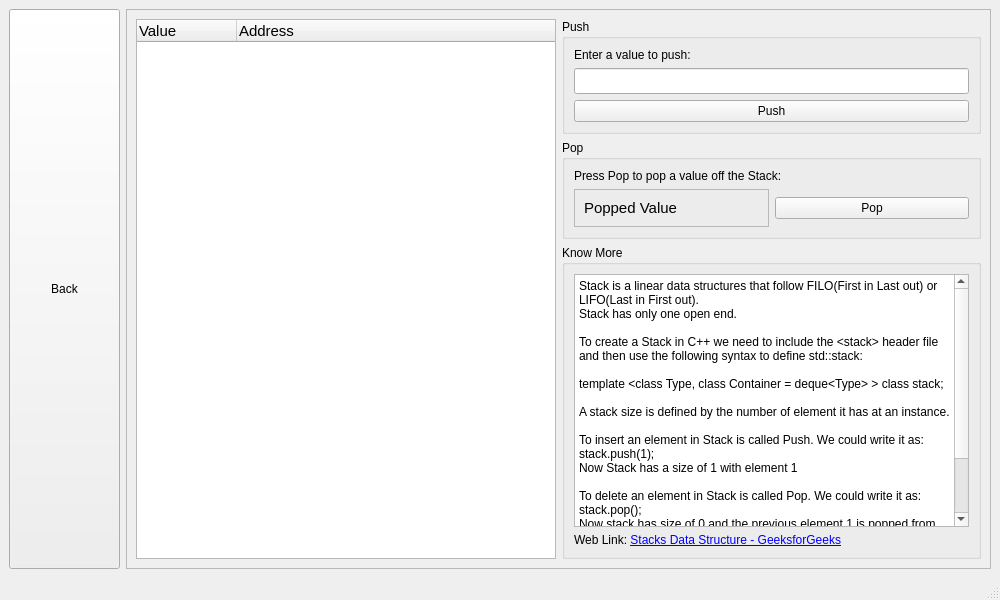
Before: the Qt Designer form stackwindow.ui in priyanshagrahari/DSGUI, drawn with Qt 5.
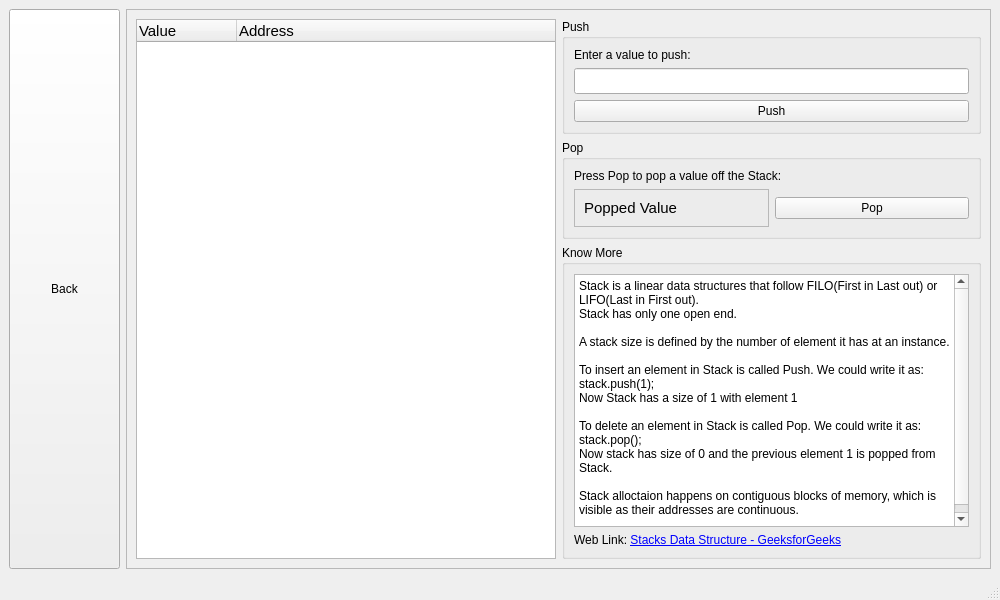
After: the same form once the commit is applied.

Commit message: Link for BT Know more fro ll and stack

```diff
--- a/stackwindow.ui
+++ b/stackwindow.ui
@@ -186,10 +186,6 @@
 &lt;p style=&quot; margin-top:0px; margin-bottom:0px; margin-left:0px; margin-right:0px; -qt-block-indent:0; text-indent:0px;&quot;&gt;Stack is a linear data structures that follow FILO(First in Last out) or LIFO(Last in First out).&lt;/p&gt;
 &lt;p style=&quot; margin-top:0px; margin-bottom:0px; margin-left:0px; margin-right:0px; -qt-block-indent:0; text-indent:0px;&quot;&gt;Stack has only one open end.&lt;/p&gt;
 &lt;p style=&quot;-qt-paragraph-type:empty; margin-top:0px; margin-bottom:0px; margin-left:0px; margin-right:0px; -qt-block-indent:0; text-indent:0px;&quot;&gt;&lt;br /&gt;&lt;/p&gt;
-&lt;p style=&quot; margin-top:0px; margin-bottom:0px; margin-left:0px; margin-right:0px; -qt-block-indent:0; text-indent:0px;&quot;&gt;To create a Stack in C++ we need to include the &lt;span style=&quot; font-family:'Courier New';&quot;&gt;&amp;lt;stack&amp;gt;&lt;/span&gt; header file and then use the following syntax to define &lt;span style=&quot; font-family:'Courier New';&quot;&gt;std::stack:&lt;/span&gt;&lt;/p&gt;
-&lt;p style=&quot;-qt-paragraph-type:empty; margin-top:0px; margin-bottom:0px; margin-left:0px; margin-right:0px; -qt-block-indent:0; text-indent:0px;&quot;&gt;&lt;br /&gt;&lt;/p&gt;
-&lt;p style=&quot; margin-top:0px; margin-bottom:0px; margin-left:0px; margin-right:0px; -qt-block-indent:0; text-indent:0px;&quot;&gt;&lt;span style=&quot; font-family:'Courier New';&quot;&gt;template &amp;lt;class Type, class Container = deque&amp;lt;Type&amp;gt; &amp;gt; class stack;&lt;/span&gt;&lt;/p&gt;
-&lt;p style=&quot;-qt-paragraph-type:empty; margin-top:0px; margin-bottom:0px; margin-left:0px; margin-right:0px; -qt-block-indent:0; text-indent:0px;&quot;&gt;&lt;br /&gt;&lt;/p&gt;
 &lt;p style=&quot; margin-top:0px; margin-bottom:0px; margin-left:0px; margin-right:0px; -qt-block-indent:0; text-indent:0px;&quot;&gt;A stack size is defined by the number of element it has at an instance.&lt;/p&gt;
 &lt;p style=&quot;-qt-paragraph-type:empty; margin-top:0px; margin-bottom:0px; margin-left:0px; margin-right:0px; -qt-block-indent:0; text-indent:0px;&quot;&gt;&lt;br /&gt;&lt;/p&gt;
 &lt;p style=&quot; margin-top:0px; margin-bottom:0px; margin-left:0px; margin-right:0px; -qt-block-indent:0; text-indent:0px;&quot;&gt;To insert an element in Stack is called Push. We could write it as:&lt;/p&gt;
```
The commit also changes 2 other files.
